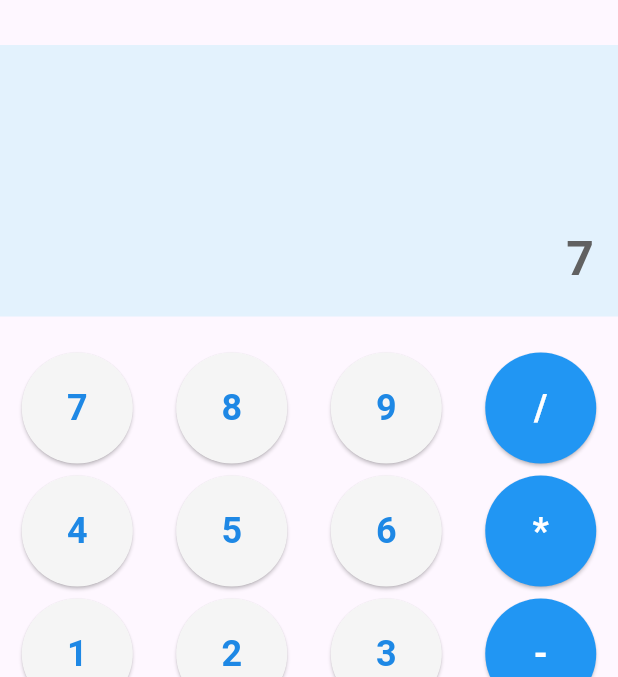
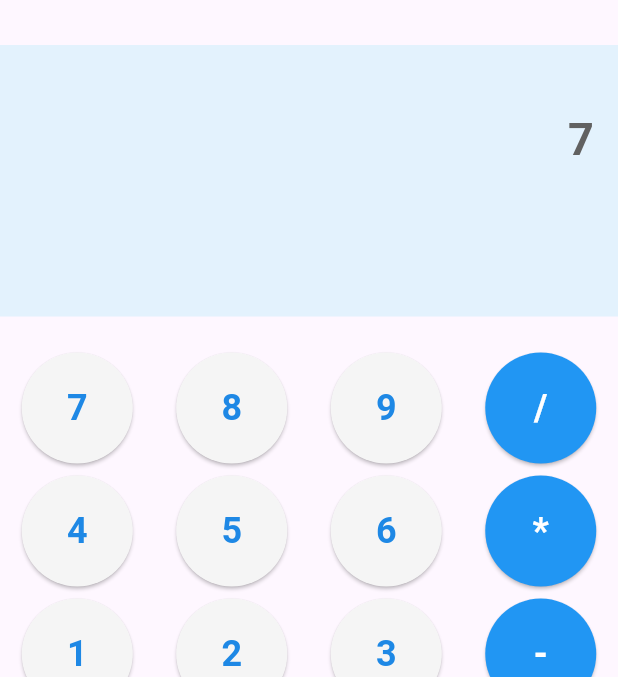
Before and after one commit to zoe92300/flutter-calculator, a Flutter app: the screen it shows after launch, after a tap on an icon or button, on a phone screen of 412 x 824 dp, the part 75-752 px from its top. Run offline on Flutter 3.47's test engine with Material 3 defaults, Android fonts, the phone set to English and light mode, and no system bars; missing offline and left inert: expressions.

Commit message:
Changed design features

```diff
--- a/lib/main.dart
+++ b/lib/main.dart
@@ -39,7 +39,6 @@ class _CalculatorScreenState extends State<CalculatorScreen> {
           const evaluator = ExpressionEvaluator();
           final eval = evaluator.eval(expression, {});
           _result = eval.toString();
-          _expression = '$_expression = $_result';
         } catch (e) {
           _result = 'Error';
         }
@@ -51,14 +50,13 @@ class _CalculatorScreenState extends State<CalculatorScreen> {
           final expression = Expression.parse(_expression);
           const evaluator = ExpressionEvaluator();
           final eval = evaluator.eval(expression, {});
-          final squareResult = (eval * eval).toString();
-          _expression = '($eval ^ 2) = $squareResult';
-          _result = squareResult;
+          _expression = '($eval)^2';
+          _result = (eval * eval).toString();
         } catch (e) {
           _result = 'Error';
         }
       } else {
-        if (_expression.endsWith('=') && value != 'C') {
+        if (_result.isNotEmpty && _expression.endsWith('=')) {
           _expression = _result + value;
           _result = '';
         } else {
@@ -75,7 +73,7 @@ class _CalculatorScreenState extends State<CalculatorScreen> {
     if (value == 'C') {
       backgroundColor = Colors.grey[700]!;
       textColor = Colors.white;
-    } else if (['/', '*', '-', '+', '^', '='].contains(value)) {
+    } else if (['/', '*', '-', '+', '=', '^'].contains(value)) {
       backgroundColor = Colors.blue;
       textColor = Colors.white;
     } else {
@@ -114,7 +112,7 @@ class _CalculatorScreenState extends State<CalculatorScreen> {
             style: TextStyle(
               fontSize: 35,
               fontWeight: FontWeight.bold,
-              color: Colors.grey[700]
+              color: Colors.grey[700],
             ),
           ),
           centerTitle: true,
@@ -127,13 +125,28 @@ class _CalculatorScreenState extends State<CalculatorScreen> {
               padding: const EdgeInsets.all(16),
               color: Colors.blue[50],
               alignment: Alignment.bottomRight,
-              child: Text(
-                _expression,
-                style: TextStyle(
-                  color: Colors.grey[700],
-                  fontWeight: FontWeight.bold,
-                  fontSize: 32,
-                ),
+              child: Column(
+                crossAxisAlignment: CrossAxisAlignment.end,
+                mainAxisAlignment: MainAxisAlignment.center,
+                children: [
+                  Text(
+                    _expression,
+                    style: TextStyle(
+                      color: Colors.grey[700],
+                      fontWeight: FontWeight.bold,
+                      fontSize: 30,
+                    ),
+                  ),
+                  const SizedBox(height: 10),
+                  Text(
+                    _result,
+                    style: const TextStyle(
+                      color: Colors.black,
+                      fontWeight: FontWeight.bold,
+                      fontSize: 31,
+                    ),
+                  ),
+                ],
               ),
             ),
           ),
```
